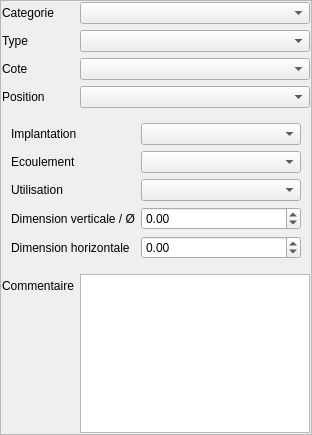
First picture: the form in Lamia/toolprepro/assainissement/lamiaassainissement_equipement_tool_ui.ui, repository Artelia/Lamia, before the edit.
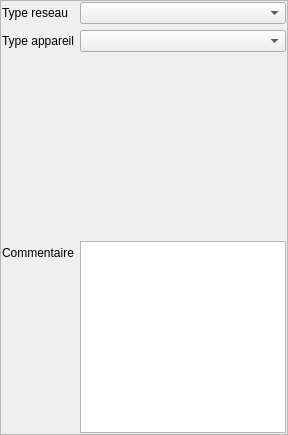
Second picture: the form after the edit.

What changed in the file:
```diff
--- a/Lamia/toolprepro/assainissement/lamiaassainissement_equipement_tool_ui.ui
+++ b/Lamia/toolprepro/assainissement/lamiaassainissement_equipement_tool_ui.ui
@@ -6,7 +6,7 @@
    <rect>
     <x>0</x>
     <y>0</y>
-    <width>312</width>
+    <width>288</width>
     <height>435</height>
    </rect>
   </property>
@@ -26,20 +26,33 @@
       <enum>QFrame::Raised</enum>
      </property>
      <layout class="QFormLayout" name="formLayout_3">
+      <property name="fieldGrowthPolicy">
+       <enum>QFormLayout::AllNonFixedFieldsGrow</enum>
+      </property>
       <property name="margin">
        <number>1</number>
       </property>
-      <item row="3" column="0">
+      <item row="1" column="0">
        <widget class="QLabel" name="label">
         <property name="text">
-         <string>Cote</string>
+         <string>Type reseau</string>
         </property>
        </widget>
       </item>
-      <item row="3" column="1">
-       <widget class="QComboBox" name="comboBox_cote"/>
+      <item row="1" column="1">
+       <widget class="QComboBox" name="comboBox_typeres"/>
       </item>
-      <item row="7" column="0" colspan="2">
+      <item row="2" column="0">
+       <widget class="QLabel" name="label_12">
+        <property name="text">
+         <string>Type appareil</string>
+        </property>
+       </widget>
+      </item>
+      <item row="2" column="1">
+       <widget class="QComboBox" name="comboBox_typeapp"/>
+      </item>
+      <item row="5" column="0" colspan="2">
        <widget class="QStackedWidget" name="stackedWidget">
         <property name="currentIndex">
          <number>0</number>
@@ -49,64 +62,6 @@
           <property name="fieldGrowthPolicy">
            <enum>QFormLayout::AllNonFixedFieldsGrow</enum>
           </property>
-          <item row="4" column="0">
-           <widget class="QLabel" name="label_4">
-            <property name="text">
-             <string>Implantation</string>
-            </property>
-           </widget>
-          </item>
-          <item row="4" column="1">
-           <widget class="QComboBox" name="comboBox_implantation"/>
-          </item>
-          <item row="6" column="0">
-           <widget class="QLabel" name="label_5">
-            <property name="text">
-             <string>Ecoulement</string>
-            </property>
-           </widget>
-          </item>
-          <item row="6" column="1">
-           <widget class="QComboBox" name="comboBox_ecoulement"/>
-          </item>
-          <item row="8" column="0">
-           <widget class="QLabel" name="label_6">
-            <property name="text">
-             <string>Utilisation</string>
-            </property>
-           </widget>
-          </item>
-          <item row="8" column="1">
-           <widget class="QComboBox" name="comboBox_utilisation"/>
-          </item>
-          <item row="10" column="0">
-           <widget class="QLabel" name="label_7">
-            <property name="text">
-             <string>Dimension verticale / Ø</string>
-            </property>
-           </widget>
-          </item>
-          <item row="10" column="1">
-           <widget class="QDoubleSpinBox" name="doubleSpinBox_dimvert">
-            <property name="minimum">
-             <double>-1.000000000000000</double>
-            </property>
-           </widget>
-          </item>
-          <item row="12" column="0">
-           <widget class="QLabel" name="label_8">
-            <property name="text">
-             <string>Dimension horizontale</string>
-            </property>
-           </widget>
-          </item>
-          <item row="12" column="1">
-           <widget class="QDoubleSpinBox" name="doubleSpinBox_dimhoriz">
-            <property name="minimum">
-             <double>-1.000000000000000</double>
-            </property>
-           </widget>
-          </item>
          </layout>
         </widget>
         <widget class="QWidget" name="page_2">
@@ -128,50 +83,20 @@
         </widget>
        </widget>
       </item>
-      <item row="4" column="0">
-       <widget class="QLabel" name="label_12">
-        <property name="text">
-         <string>Position</string>
-        </property>
-       </widget>
-      </item>
-      <item row="4" column="1">
-       <widget class="QComboBox" name="comboBox_position"/>
-      </item>
-      <item row="8" column="0">
+      <item row="6" column="0">
        <widget class="QLabel" name="label_9">
         <property name="text">
          <string>Commentaire</string>
         </property>
        </widget>
       </item>
-      <item row="8" column="1">
+      <item row="6" column="1">
        <widget class="QTextBrowser" name="textBrowser_comm">
         <property name="readOnly">
          <bool>false</bool>
         </property>
        </widget>
       </item>
-      <item row="1" column="0">
-       <widget class="QLabel" name="label_11">
-        <property name="text">
-         <string>Categorie</string>
-        </property>
-       </widget>
-      </item>
-      <item row="1" column="1">
-       <widget class="QComboBox" name="comboBox_cat"/>
-      </item>
-      <item row="2" column="0">
-       <widget class="QLabel" name="label_3">
-        <property name="text">
-         <string>Type</string>
-        </property>
-       </widget>
-      </item>
-      <item row="2" column="1">
-       <widget class="QComboBox" name="comboBox_type"/>
-      </item>
      </layout>
     </widget>
    </item>
```
Left out of the diff: 10 changed lines with no effect on the pictures.
